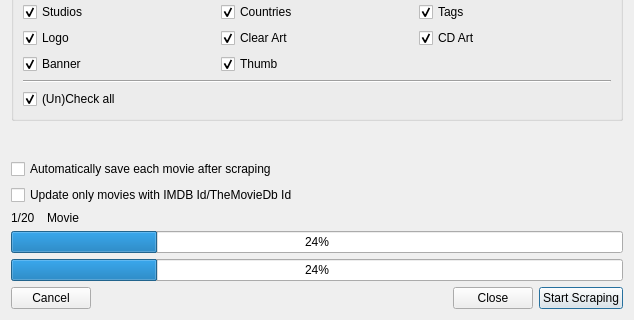
The window that src/movies/MovieMultiScrapeDialog.ui (Komet/MediaElch) describes before a commit, drawn with Qt 5; both pictures show x 0 to 634 and y 236 to 556 of the 634 by 556 pixel window.
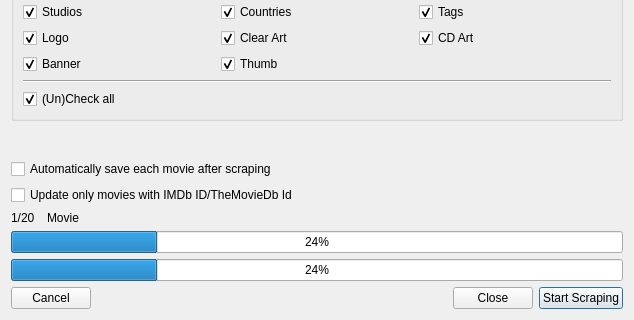
The same window after the commit. Icons and pictures are not drawn. Custom widgets are drawn as their Qt base class.

What changed in the file:
```diff
--- a/src/movies/MovieMultiScrapeDialog.ui
+++ b/src/movies/MovieMultiScrapeDialog.ui
@@ -363,7 +363,7 @@
    <item>
     <widget class="QCheckBox" name="chkOnlyImdb">
      <property name="text">
-      <string>Update only movies with IMDB Id/TheMovieDb Id</string>
+      <string>Update only movies with IMDb ID/TheMovieDb Id</string>
      </property>
     </widget>
    </item>
```
